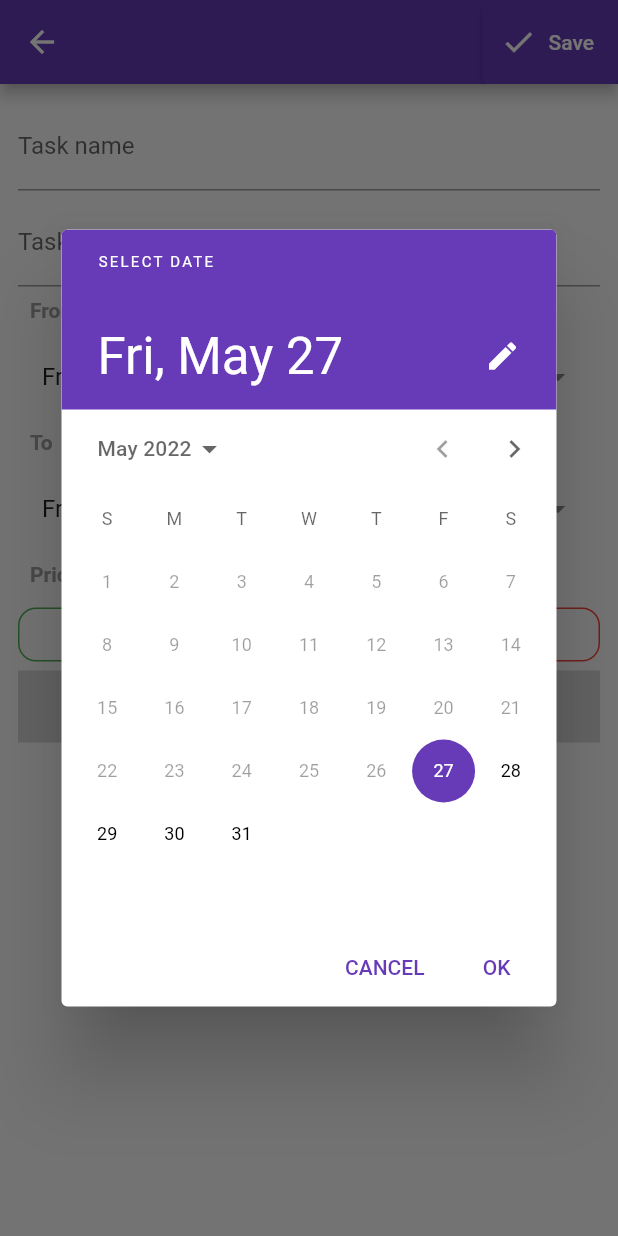
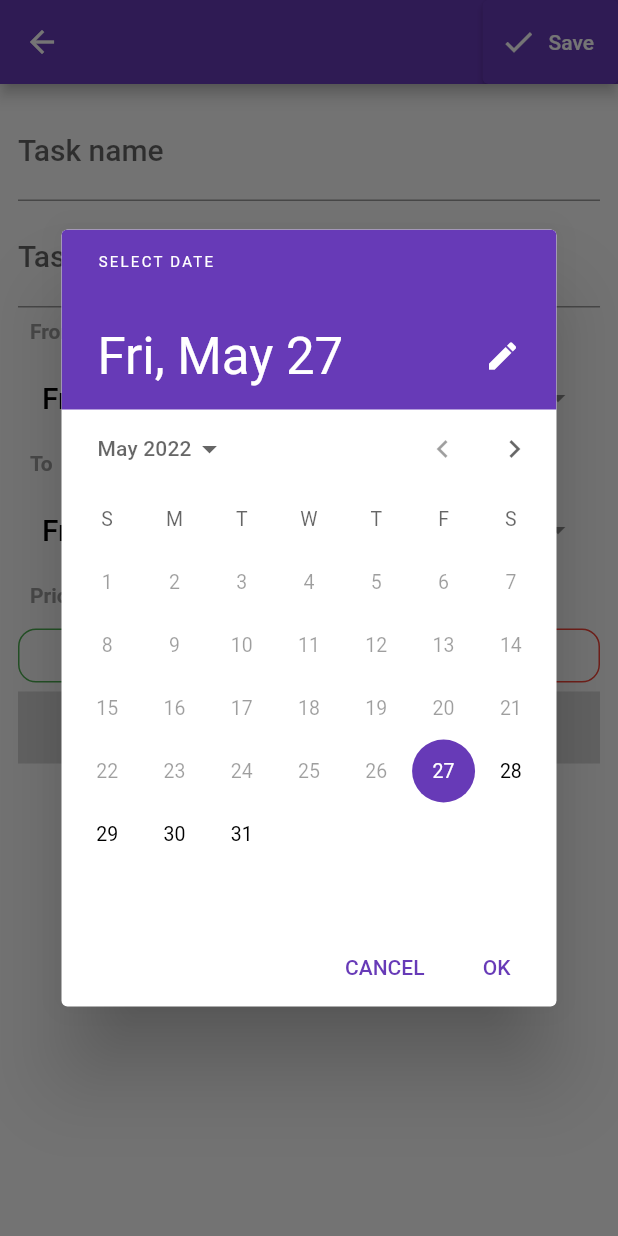
Before and after one commit to kiiru4reals/taskr, a Flutter app: the AddTasks screen opened directly, after a tap on an icon or button, on a phone screen of 412 x 824 dp. Run offline on Flutter 3.47's test engine with Material 2 defaults, Android fonts, the phone set to English and light mode, and no system bars; our stand-ins replace cached_network_image, easy_splash_screen, hive, hive_flutter, syncfusion_flutter_calendar; missing offline and left inert: circle_progress_bar, list_tile_switch, syncfusion_flutter_core; accounts and stored records are empty; network calls fail; Roboto replaces fonts that are missing (Montserrat).

Commit message:
Removed constants and cleaned code

```diff
--- a/lib/core/config.dart
+++ b/lib/core/config.dart
@@ -1,47 +1,34 @@
 import 'package:flutter/material.dart';
 
 class Config {
-  static final String appName = "Soluprov";
-  static final String appVersion = "0.1.0";
-  static final String apiKey = "Put your API keys here";
 
   static final ThemeData theme = ThemeData(
       fontFamily: 'Montserrat',
       unselectedWidgetColor: Colors.grey,
       primarySwatch: Colors.deepPurple,
       visualDensity: VisualDensity.adaptivePlatformDensity,
-  );
-  static const titleTextStyle = TextStyle(
+      textTheme: TextTheme(
+        // Formally title textstyle
+        headlineLarge: const TextStyle(
           fontSize: 18,
           fontWeight: FontWeight.w600,
           color: Colors.white,
-  );
-  static const titleTextStyleonBlack = TextStyle(
-    fontSize: 27,
-    fontWeight: FontWeight.w600,
-    color: Colors.black,
-  );
-  static const inProgressCard = TextStyle(
-    fontSize: 14,
-    fontWeight: FontWeight.w400,
-    color: Colors.white,
-  );
-
-  static const listTileTitleStyling = TextStyle(
+        ),
+        // Moved from listTileTitleStyling
+        titleMedium: const TextStyle(
           fontSize: 20,
           fontWeight: FontWeight.w500,
           color: Colors.black,
-  );
-  static const listTileSubtitleStyling = TextStyle(
-    fontSize: 16,
-    color: Colors.black,
-    overflow: TextOverflow.ellipsis,
-  );
+        ),
+        // moved from listTileSubtitleStyling
+        bodySmall: TextStyle(
+          fontSize: 13,
+          color: Colors.white,
+        ),
+      ));
+
 
   static final int kmyPadding = 20;
 
-  static const smallTextStyle = TextStyle(
-    fontSize: 13,
-    color: Colors.white,
-  );
+
 }
```
Lines whose indentation alone changed are shown as unchanged.
